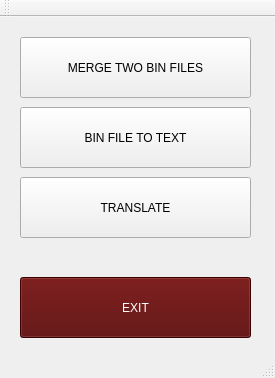
Old version of the form forms/mainwindow.ui in the repository psv-git/BDOLang.
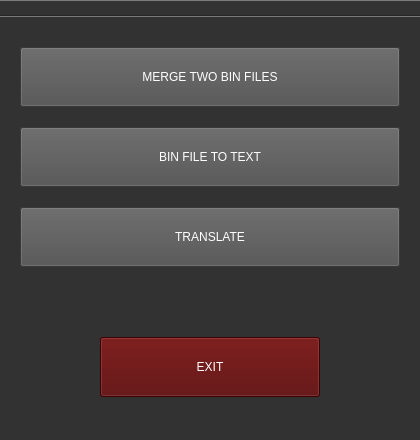
New version of the form. Custom widgets are drawn as their Qt base class.

Patch:
```diff
--- a/forms/mainwindow.ui
+++ b/forms/mainwindow.ui
@@ -6,23 +6,55 @@
    <rect>
     <x>0</x>
     <y>0</y>
-    <width>275</width>
-    <height>378</height>
+    <width>420</width>
+    <height>440</height>
    </rect>
   </property>
+  <property name="minimumSize">
+   <size>
+    <width>420</width>
+    <height>440</height>
+   </size>
+  </property>
+  <property name="maximumSize">
+   <size>
+    <width>420</width>
+    <height>440</height>
+   </size>
+  </property>
+  <property name="font">
+   <font>
+    <family>Arial Black</family>
+    <pointsize>16</pointsize>
+   </font>
+  </property>
   <property name="windowTitle">
-   <string>MainWindow</string>
+   <string notr="true">BDOLang</string>
+  </property>
+  <property name="styleSheet">
+   <string notr="true">background-color: rgb(50, 50, 50);</string>
   </property>
   <widget class="QWidget" name="centralWidget">
    <widget class="MyButton" name="button3">
     <property name="geometry">
      <rect>
       <x>20</x>
-      <y>160</y>
-      <width>231</width>
-      <height>61</height>
+      <y>190</y>
+      <width>380</width>
+      <height>60</height>
      </rect>
     </property>
+    <property name="toolTip">
+     <string>&lt;html&gt;&lt;head/&gt;&lt;body&gt;&lt;p&gt;&lt;span style=&quot; font-size:16pt;&quot;&gt;Translate .loc file&lt;/span&gt;&lt;/p&gt;&lt;/body&gt;&lt;/html&gt;</string>
+    </property>
+    <property name="toolTipDuration">
+     <number>1</number>
+    </property>
+    <property name="styleSheet">
+     <string notr="true">background-color: rgb(80, 80, 80);
+color: rgb(255, 255, 255);
+font: 16pt &quot;Arial Black&quot;;</string>
+    </property>
     <property name="text">
      <string>TRANSLATE</string>
     </property>
@@ -31,11 +63,16 @@
     <property name="geometry">
      <rect>
       <x>20</x>
-      <y>20</y>
-      <width>231</width>
-      <height>61</height>
+      <y>30</y>
+      <width>380</width>
+      <height>60</height>
      </rect>
     </property>
+    <property name="styleSheet">
+     <string notr="true">color: rgb(255, 255, 255);
+background-color: rgb(80, 80, 80);
+font: 16pt &quot;Arial Black&quot;;</string>
+    </property>
     <property name="text">
      <string>MERGE TWO BIN FILES</string>
     </property>
@@ -44,11 +81,16 @@
     <property name="geometry">
      <rect>
       <x>20</x>
-      <y>90</y>
-      <width>231</width>
-      <height>61</height>
+      <y>110</y>
+      <width>380</width>
+      <height>60</height>
      </rect>
     </property>
+    <property name="styleSheet">
+     <string notr="true">color: rgb(255, 255, 255);
+background-color: rgb(80, 80, 80);
+font: 16pt &quot;Arial Black&quot;;</string>
+    </property>
     <property name="text">
      <string>BIN FILE TO TEXT</string>
     </property>
@@ -56,10 +98,10 @@
    <widget class="MyButton" name="exitButton">
     <property name="geometry">
      <rect>
-      <x>20</x>
-      <y>260</y>
-      <width>231</width>
-      <height>61</height>
+      <x>100</x>
+      <y>320</y>
+      <width>220</width>
+      <height>60</height>
      </rect>
     </property>
     <property name="styleSheet">
@@ -72,6 +114,12 @@
    </widget>
   </widget>
   <widget class="QToolBar" name="mainToolBar">
+   <property name="movable">
+    <bool>false</bool>
+   </property>
+   <property name="floatable">
+    <bool>false</bool>
+   </property>
    <attribute name="toolBarArea">
     <enum>TopToolBarArea</enum>
    </attribute>
```
Left out of the diff: 1 changed line with no effect on the pictures.
